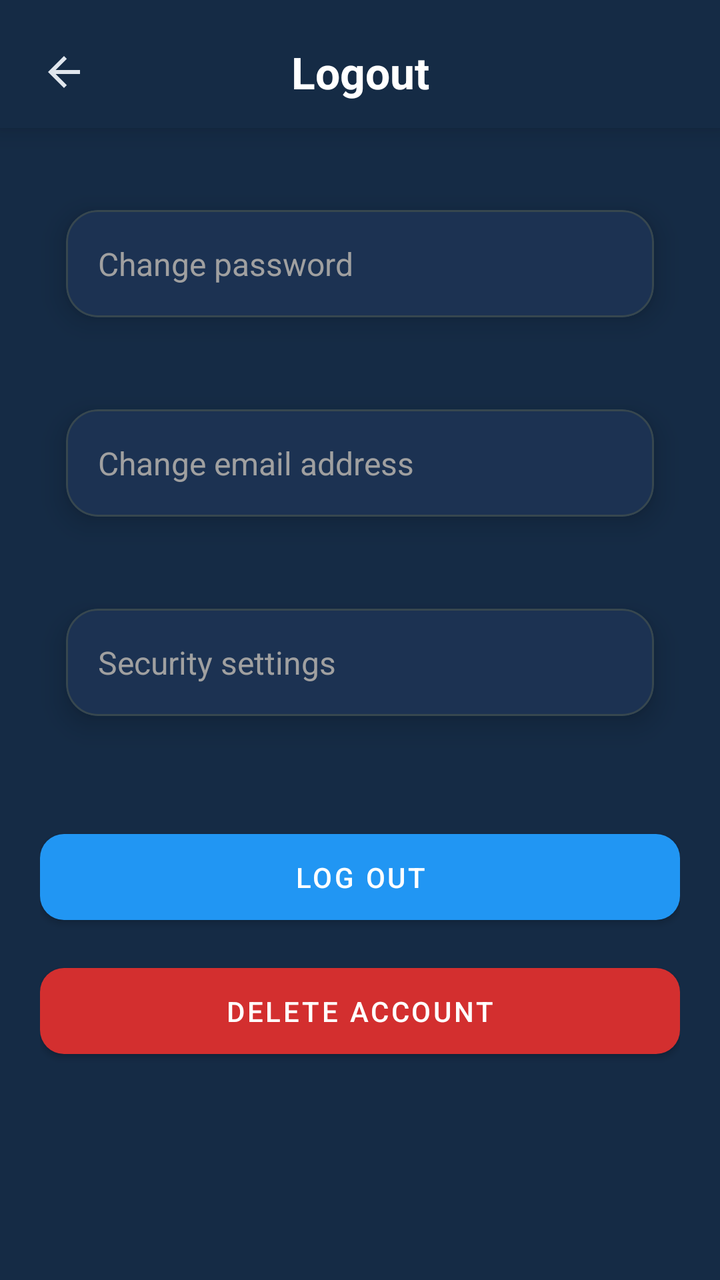
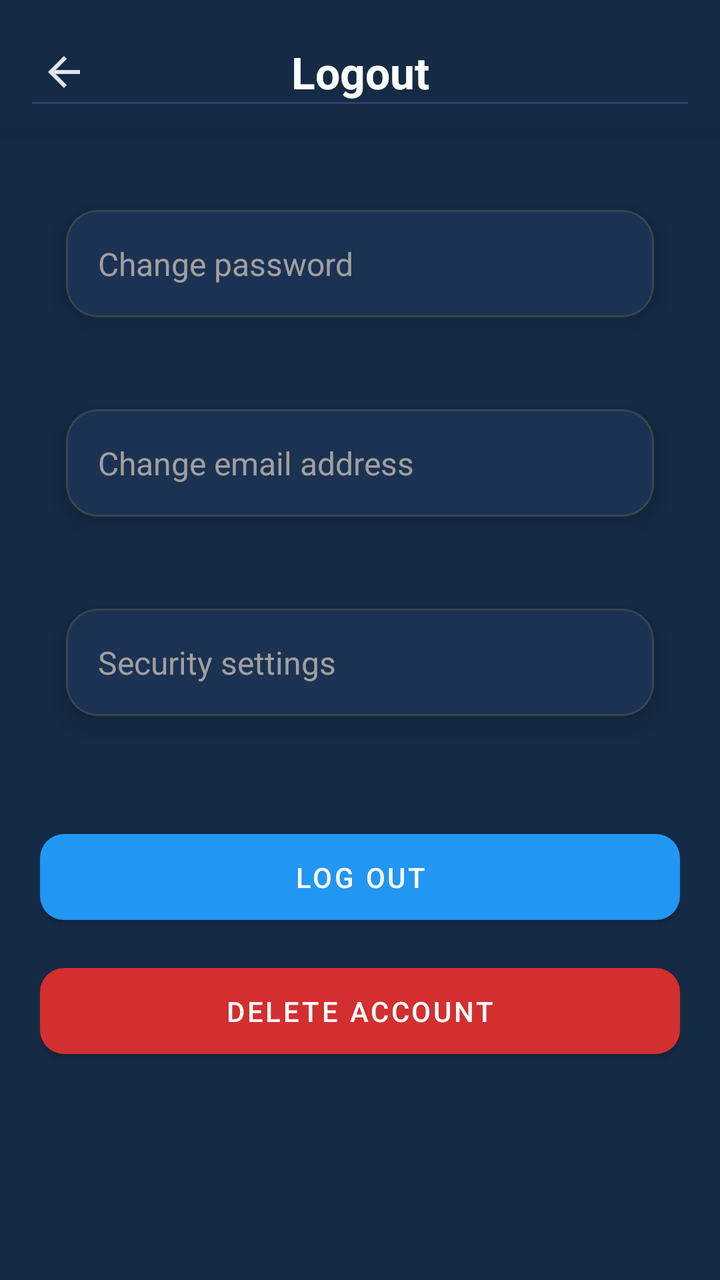

An Android layout rendered at two revisions. The XML below is the earlier revision; the diff shows what the commit changed to produce the second picture.
<!-- AndroidManifest.xml: application theme AppTheme -->
<!-- res/layout/fragment_logout.xml -->
<?xml version="1.0" encoding="utf-8"?>
<androidx.constraintlayout.widget.ConstraintLayout 
    xmlns:android="http://schemas.android.com/apk/res/android"
    xmlns:app="http://schemas.android.com/apk/res-auto"
    xmlns:tools="http://schemas.android.com/tools"
    android:layout_width="match_parent"
    android:layout_height="match_parent"
    android:background="@color/background_color"
    tools:context=".ui.tabs.settings.logout.LogoutFragment">

    
    <androidx.constraintlayout.widget.ConstraintLayout
        android:id="@+id/headerContainer"
        android:layout_width="match_parent"
        android:layout_height="wrap_content"
        android:paddingHorizontal="16dp"
        android:paddingTop="20dp"
        android:paddingBottom="12dp"
        android:background="@color/background_color"
        android:elevation="8dp"
        app:layout_constraintTop_toTopOf="parent">

        
        <ImageView
            android:id="@+id/btnBack"
            android:layout_width="32dp"
            android:layout_height="32dp"
            android:src="@drawable/ic_back"
            android:scaleType="center"
            app:tint="?attr/colorOnSurface"
            android:clickable="true"
            android:focusable="true"
            android:contentDescription="@string/logout_back_button_desc"
            app:layout_constraintStart_toStartOf="parent"
            app:layout_constraintTop_toTopOf="parent"
            app:layout_constraintBottom_toBottomOf="parent" />

        
        <TextView
            android:id="@+id/tvTitle"
            style="@style/TextAppearance.Aqua.EditProfileTitle"
            android:layout_width="wrap_content"
            android:layout_height="wrap_content"
            android:text="@string/logout_title"
            android:importantForAccessibility="yes"
            app:layout_constraintTop_toTopOf="parent"
            app:layout_constraintBottom_toBottomOf="parent"
            app:layout_constraintStart_toStartOf="parent"
            app:layout_constraintEnd_toEndOf="parent" />

        
        <View
            android:id="@+id/headerDivider"
            android:layout_width="0dp"
            android:layout_height="1dp"
            android:background="@color/header_divider"
            app:layout_constraintStart_toStartOf="parent"
            app:layout_constraintEnd_toEndOf="parent"
            app:layout_constraintBottom_toBottomOf="parent" />

    </androidx.constraintlayout.widget.ConstraintLayout>

    
    <ScrollView
        android:id="@+id/scrollContent"
        android:layout_width="0dp"
        android:layout_height="0dp"
        android:fillViewport="true"
        android:paddingHorizontal="20dp"
        android:paddingTop="24dp"
        android:paddingBottom="24dp"
        app:layout_constraintTop_toBottomOf="@id/headerContainer"
        app:layout_constraintBottom_toBottomOf="parent"
        app:layout_constraintStart_toStartOf="parent"
        app:layout_constraintEnd_toEndOf="parent">

        <LinearLayout
            android:id="@+id/contentContainer"
            android:layout_width="match_parent"
            android:layout_height="wrap_content"
            android:orientation="vertical">

            
            <com.google.android.material.card.MaterialCardView
                android:id="@+id/rowChangePassword"
                android:layout_width="match_parent"
                android:layout_height="wrap_content"
                android:layout_marginBottom="12dp"
                style="@style/Widget.Aqua.CardStyles"
                android:contentDescription="@string/account_settings_change_password_desc">

                <TextView
                    android:layout_width="match_parent"
                    android:layout_height="wrap_content"
                    android:padding="16dp"
                    android:text="@string/account_settings_change_password"
                    android:textColor="@color/settings_text_secondary"
                    android:textSize="16sp" />
            </com.google.android.material.card.MaterialCardView>

            
            <com.google.android.material.card.MaterialCardView
                android:id="@+id/rowChangeEmail"
                android:layout_width="match_parent"
                android:layout_height="wrap_content"
                android:layout_marginBottom="12dp"
                style="@style/Widget.Aqua.CardStyles"
                android:contentDescription="@string/account_settings_change_email_desc">

                <TextView
                    android:layout_width="match_parent"
                    android:layout_height="wrap_content"
                    android:padding="16dp"
                    android:text="@string/account_settings_change_email"
                    android:textColor="@color/settings_text_secondary"
                    android:textSize="16sp" />
            </com.google.android.material.card.MaterialCardView>

            
            <com.google.android.material.card.MaterialCardView
                android:id="@+id/rowSecuritySettings"
                android:layout_width="match_parent"
                android:layout_height="wrap_content"
                android:layout_marginBottom="12dp"
                style="@style/Widget.Aqua.CardStyles"
                android:contentDescription="@string/account_settings_security_settings_desc">

                <TextView
                    android:layout_width="match_parent"
                    android:layout_height="wrap_content"
                    android:padding="16dp"
                    android:text="@string/account_settings_security_settings"
                    android:textColor="@color/settings_text_secondary"
                    android:textSize="16sp" />
            </com.google.android.material.card.MaterialCardView>

            
            <com.google.android.material.button.MaterialButton
                android:id="@+id/btnLogout"
                style="@style/Widget.MaterialComponents.Button"
                android:layout_width="match_parent"
                android:layout_height="wrap_content"
                android:layout_marginTop="24dp"
                android:paddingVertical="12dp"
                android:text="@string/account_settings_logout"
                android:contentDescription="@string/account_settings_logout_desc"
                app:backgroundTint="?attr/colorPrimary"
                android:textColor="?attr/colorOnPrimary"
                app:cornerRadius="12dp" />

            
            <com.google.android.material.button.MaterialButton
                android:id="@+id/btnDeleteAccount"
                style="@style/Widget.MaterialComponents.Button"
                android:layout_width="match_parent"
                android:layout_height="wrap_content"
                android:layout_marginTop="12dp"
                android:paddingVertical="12dp"
                android:text="@string/account_settings_delete_account"
                android:contentDescription="@string/account_settings_delete_account_desc"
                app:backgroundTint="?attr/colorError"
                android:textColor="?attr/colorOnError"
                app:cornerRadius="12dp" />

        </LinearLayout>
    </ScrollView>

</androidx.constraintlayout.widget.ConstraintLayout>
<!-- resources referenced by this layout -->
<resources>
  <color name="background_color">#152B45</color>
  <color name="settings_text_secondary">#A0A0A0</color>
  <!-- drawable ic_back (drawable) -->
  <?xml version="1.0" encoding="utf-8"?>
  <vector xmlns:android="http://schemas.android.com/apk/res/android"
      android:width="24dp"
      android:height="24dp"
      android:viewportWidth="24"
      android:viewportHeight="24">
  
      <path
          android:fillColor="@android:color/white"
          android:pathData="M20,11H7.83L13.42,5.41L12,4l-8,8 8,8 1.41,-1.41L7.83,13H20v-2z" />
  </vector>
  <string name="account_settings_change_email">Change email address</string>
  <string name="account_settings_change_email_desc">
          Open screen to change your email address
      </string>
  <string name="account_settings_change_password">Change password</string>
  <string name="account_settings_change_password_desc">
          Open screen to change your account password
      </string>
  <string name="account_settings_delete_account">Delete account</string>
  <string name="account_settings_delete_account_desc">
          Permanently delete your account and all related data
      </string>
  <string name="account_settings_logout">Log out</string>
  <string name="account_settings_logout_desc">
          Sign out of your AquaLight account
      </string>
  <string name="account_settings_security_settings">Security settings</string>
  <string name="account_settings_security_settings_desc">
          Manage security options for your account
      </string>
  <string name="logout_back_button_desc">Go back from logout screen</string>
  <string name="logout_title">Logout</string>
  <style name="TextAppearance.Aqua.EditProfileTitle" parent="TextAppearance.Material3.TitleLarge">
      <item name="android:textColor">@android:color/white</item>
      <item name="android:textStyle">bold</item>
  </style>
  <style name="Widget.Aqua.CardStyles" parent="Widget.MaterialComponents.CardView">
          <item name="cardBackgroundColor">@color/settings_card_background</item>
          <item name="cardCornerRadius">16dp</item>
          <item name="cardElevation">8dp</item>
          <item name="cardUseCompatPadding">true</item>
      </style>
  <color name="settings_card_background">#1C3252</color>
  <color name="md_theme_light_primary">#2196F3</color>
  <color name="md_theme_light_onPrimary">#FFFFFF</color>
  <color name="md_theme_light_secondary">#4A6363</color>
  <color name="md_theme_light_onSecondary">#FFFFFF</color>
  <color name="md_theme_light_background">#152B45</color>
  <color name="md_theme_light_surface">#152B45</color>
  <color name="md_theme_light_onSurface">#E0E6ED</color>
  <color name="md_theme_light_surfaceVariant">#233042</color>
  <color name="md_theme_light_onSurfaceVariant">#5C6B75</color>
  <color name="md_theme_light_outline">#455A64</color>
  <color name="md_theme_light_outlineVariant">#37474F</color>
  <color name="md_theme_light_error">#D32F2F</color>
  <color name="md_theme_light_onError">#FFFFFF</color>
  <!-- unchanged entries left out for length: 1 -->
</resources>

<!-- the commit's change to res/layout/fragment_logout.xml (unified diff, before → after) -->
@@ -53,7 +53,7 @@
             android:id="@+id/headerDivider"
             android:layout_width="0dp"
             android:layout_height="1dp"
-            android:background="@color/header_divider"
+            android:background="@color/settings_divider"
             app:layout_constraintStart_toStartOf="parent"
             app:layout_constraintEnd_toEndOf="parent"
             app:layout_constraintBottom_toBottomOf="parent" />
<!-- resource entries referenced after the edit -->
@@ -1,6 +1,7 @@
 <!-- resources referenced by this layout -->
 <resources>
   <color name="background_color">#152B45</color>
+  <color name="settings_divider">#2D3F66</color>
   <color name="settings_text_secondary">#A0A0A0</color>
   <!-- drawable ic_back (drawable) -->
   <?xml version="1.0" encoding="utf-8"?>
